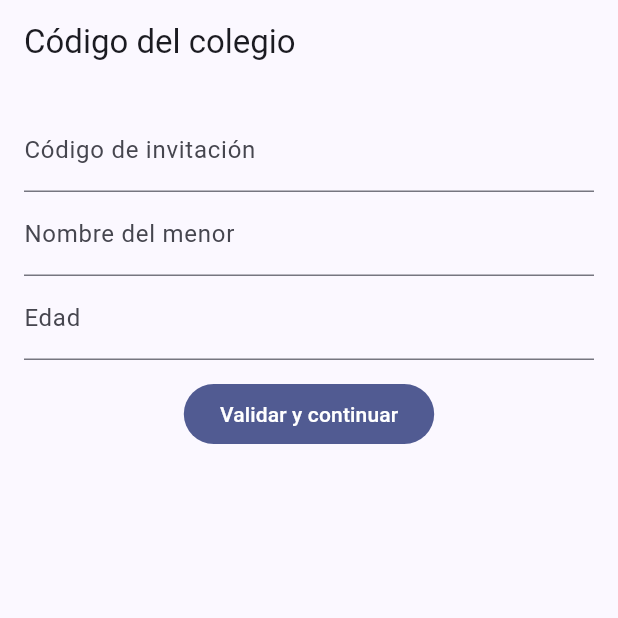
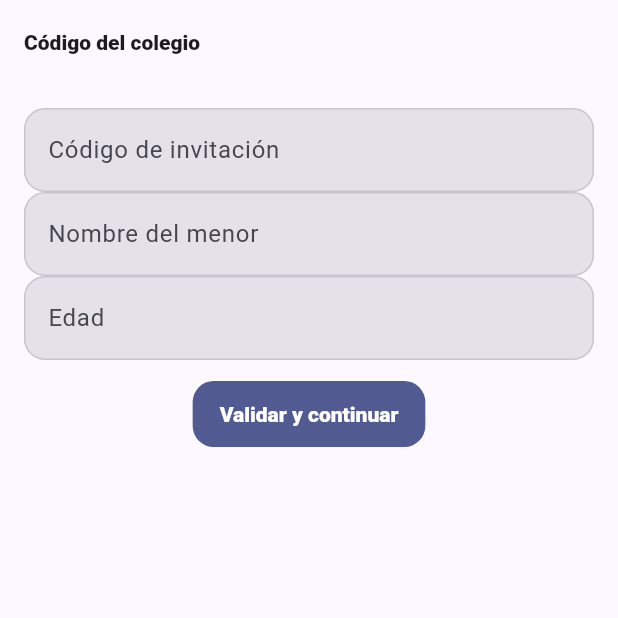
Before and after one commit to FRANAIRBUS/APPCOLE, a Flutter app: the screen it shows once a user with an empty profile is signed in, on a phone screen of 412 x 824 dp, the top half of it. Run offline on Flutter 3.47's test engine with Material 3 defaults, Android fonts, the phone set to English and light mode, and no system bars; our stand-ins replace cloud_firestore, cloud_functions, firebase_auth, firebase_core, flutter_riverpod, go_router and 2 more; accounts and stored records are empty.

Commit message:
Actualiza X

```diff
--- a/lib/main.dart
+++ b/lib/main.dart
@@ -17,11 +17,71 @@ class ColeConectaApp extends ConsumerWidget {
   @override
   Widget build(BuildContext context, WidgetRef ref) {
     final router = ref.watch(appRouterProvider);
+    final base = ThemeData(
+      colorScheme: ColorScheme.fromSeed(seedColor: Colors.indigo),
+      useMaterial3: true,
+    );
     return MaterialApp.router(
       title: 'ColeConecta',
-      theme: ThemeData(
-        colorScheme: ColorScheme.fromSeed(seedColor: Colors.indigo),
-        useMaterial3: true,
+      theme: base.copyWith(
+        visualDensity: VisualDensity.standard,
+        appBarTheme: AppBarTheme(
+          centerTitle: false,
+          elevation: 0,
+          scrolledUnderElevation: 0,
+          surfaceTintColor: Colors.transparent,
+          backgroundColor: base.colorScheme.surface,
+          foregroundColor: base.colorScheme.onSurface,
+          titleTextStyle: base.textTheme.titleLarge?.copyWith(fontWeight: FontWeight.w800),
+        ),
+        cardTheme: CardTheme(
+          elevation: 0,
+          margin: EdgeInsets.zero,
+          color: base.colorScheme.surface,
+          surfaceTintColor: Colors.transparent,
+          shape: RoundedRectangleBorder(
+            borderRadius: BorderRadius.circular(20),
+            side: BorderSide(color: base.colorScheme.outlineVariant),
+          ),
+        ),
+        inputDecorationTheme: InputDecorationTheme(
+          filled: true,
+          fillColor: base.colorScheme.surfaceContainerHighest,
+          border: OutlineInputBorder(
+            borderRadius: BorderRadius.circular(14),
+            borderSide: BorderSide(color: base.colorScheme.outlineVariant),
+          ),
+          enabledBorder: OutlineInputBorder(
+            borderRadius: BorderRadius.circular(14),
+            borderSide: BorderSide(color: base.colorScheme.outlineVariant),
+          ),
+          focusedBorder: OutlineInputBorder(
+            borderRadius: BorderRadius.circular(14),
+            borderSide: BorderSide(color: base.colorScheme.primary, width: 1.4),
+          ),
+        ),
+        filledButtonTheme: FilledButtonThemeData(
+          style: FilledButton.styleFrom(
+            padding: const EdgeInsets.symmetric(horizontal: 18, vertical: 14),
+            shape: RoundedRectangleBorder(borderRadius: BorderRadius.circular(14)),
+            textStyle: base.textTheme.labelLarge?.copyWith(fontWeight: FontWeight.w800),
+          ),
+        ),
+        outlinedButtonTheme: OutlinedButtonThemeData(
+          style: OutlinedButton.styleFrom(
+            padding: const EdgeInsets.symmetric(horizontal: 18, vertical: 14),
+            shape: RoundedRectangleBorder(borderRadius: BorderRadius.circular(14)),
+            side: BorderSide(color: base.colorScheme.outlineVariant),
+            textStyle: base.textTheme.labelLarge?.copyWith(fontWeight: FontWeight.w700),
+          ),
+        ),
+        navigationBarTheme: NavigationBarThemeData(
+          elevation: 0,
+          backgroundColor: base.colorScheme.surface,
+          indicatorColor: base.colorScheme.primary.withOpacity(0.12),
+          labelTextStyle: MaterialStatePropertyAll(base.textTheme.labelSmall?.copyWith(fontWeight: FontWeight.w700)),
+        ),
+        dividerTheme: DividerThemeData(color: base.colorScheme.outlineVariant),
       ),
       routerConfig: router,
     );
--- a/lib/router/app_router.dart
+++ b/lib/router/app_router.dart
@@ -7,9 +7,9 @@ import '../features/auth/session_provider.dart';
 import '../features/biblio/biblio_screen.dart';
 import '../features/bienvenida/bienvenida_screen.dart';
 import '../features/chat/chat_screen.dart';
-import '../features/chat/chat_thread_screen.dart';
 import '../features/events/events_screen.dart';
 import '../features/home/app_shell.dart';
+import '../features/home/welcome_screen.dart';
 import '../features/matching/matching_screen.dart';
 import '../features/moderation/trust_screen.dart';
 import '../features/onboarding_invite/invite_screen.dart';
@@ -25,9 +25,12 @@ final appRouterProvider = Provider<GoRouter>((ref) {
   final sessionAsync = ref.watch(sessionStateProvider);
 
   return GoRouter(
-    initialLocation: '/splash',
+    // En web se abre normalmente en '/', y si no existe ruta se muestra pantalla en blanco.
+    // Mantén '/' como landing pública y usa '/splash' solo para loading.
+    initialLocation: '/',
     redirect: (context, state) {
       final location = state.matchedLocation;
+      final onWelcome = location == '/' || location == '/welcome';
       final onLogin = location == '/login';
       final onInvite = location == '/invite';
       final onSplash = location == '/splash';
@@ -38,22 +41,23 @@ final appRouterProvider = Provider<GoRouter>((ref) {
       final session = sessionAsync.value!;
       switch (session.phase) {
         case SessionPhase.unauthenticated:
-          return onLogin ? null : '/login';
+          // App pública: landing informativa + acceso a login.
+          if (onWelcome || onLogin) return null;
+          return '/';
         case SessionPhase.needsInvite:
           return onInvite ? null : '/invite';
         case SessionPhase.ready:
-          if (onLogin || onInvite || onSplash) return '/posts';
+          if (onWelcome || onLogin || onInvite || onSplash) return '/posts';
           return null;
       }
     },
+    errorBuilder: (context, state) => _RouterErrorScreen(state.error),
     routes: [
+      GoRoute(path: '/', builder: (_, __) => const WelcomeScreen()),
+      GoRoute(path: '/welcome', builder: (_, __) => const WelcomeScreen()),
       GoRoute(path: '/splash', builder: (_, __) => const _RouterSplashScreen()),
       GoRoute(path: '/login', builder: (_, __) => const LoginScreen()),
       GoRoute(path: '/invite', builder: (_, __) => const InviteScreen()),
-      GoRoute(
-        path: '/chat/:chatId',
-        builder: (context, state) => ChatThreadScreen(chatId: state.pathParameters['chatId']!),
-      ),
       StatefulShellRoute.indexedStack(
         builder: (context, state, navigationShell) => AppShell(navigationShell: navigationShell),
         branches: [
@@ -99,3 +103,41 @@ class _RouterSplashScreen extends ConsumerWidget {
     );
   }
 }
+
+class _RouterErrorScreen extends StatelessWidget {
+  const _RouterErrorScreen(this.error);
+
+  final Exception? error;
+
+  @override
+  Widget build(BuildContext context) {
+    return Scaffold(
+      body: Center(
+        child: Padding(
+          padding: const EdgeInsets.all(16),
+          child: Column(
+            mainAxisSize: MainAxisSize.min,
+            children: [
+              Text(
+                'Página no disponible',
+                style: Theme.of(context).textTheme.headlineSmall,
+                textAlign: TextAlign.center,
+              ),
+              const SizedBox(height: 8),
+              Text(
+                error?.toString() ?? 'Ruta no encontrada.',
+                style: Theme.of(context).textTheme.bodyMedium,
+                textAlign: TextAlign.center,
+              ),
+              const SizedBox(height: 16),
+              FilledButton(
+                onPressed: () => context.go('/'),
+                child: const Text('Ir al inicio'),
+              ),
+            ],
+          ),
+        ),
+      ),
+    );
+  }
+}
```
Also changed, not shown: lib/features/home/welcome_screen.dart (added, +329 -0 lines).
